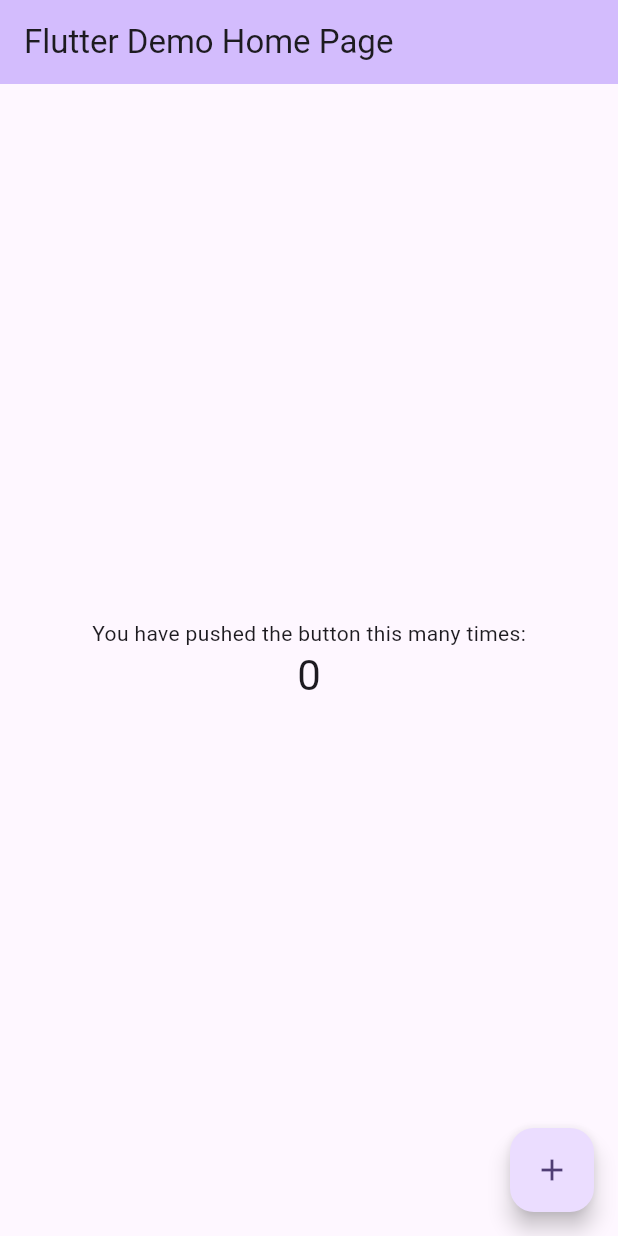
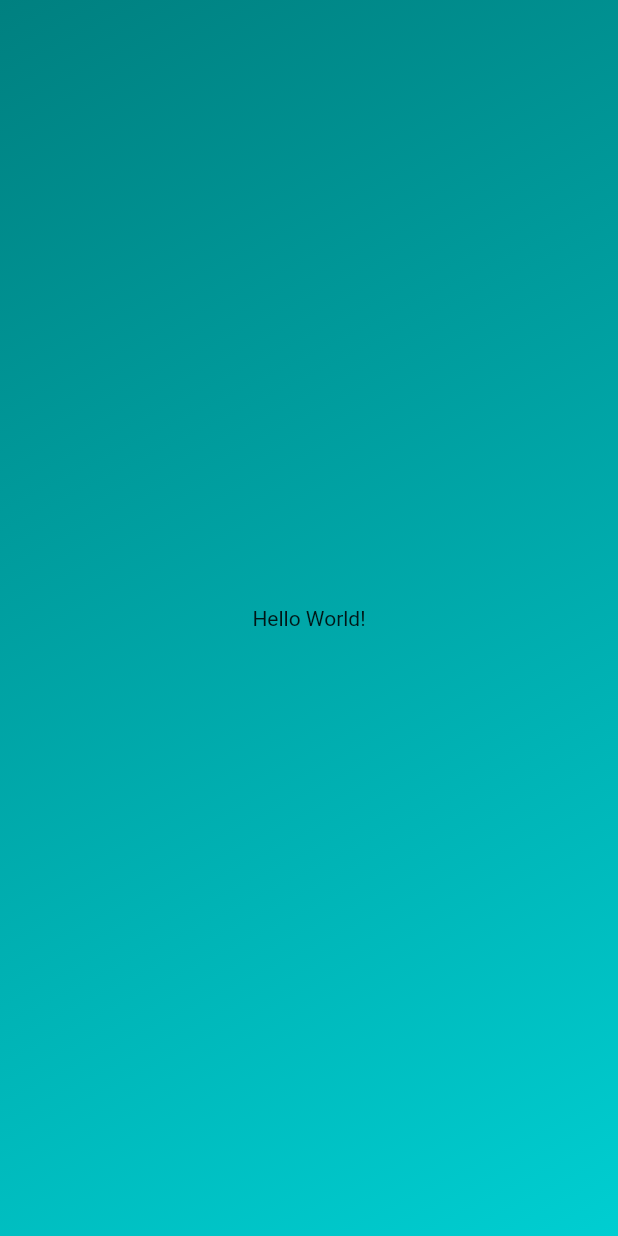
Before and after one commit to bluegrass322/learn-flutter, a Flutter app: the screen it shows after launch, on a phone screen of 412 x 824 dp. Run offline on Flutter 3.47's test engine with Material 2 defaults, Android fonts, the phone set to English and light mode, and no system bars.

Commit message:
create first layout

```diff
--- a/first_app/lib/main.dart
+++ b/first_app/lib/main.dart
@@ -1,125 +1,23 @@
 import 'package:flutter/material.dart';
 
 void main() {
-  runApp(const MyApp());
+  runApp(MaterialApp(
+    home: Scaffold(
+      body: Container(
+        decoration: const BoxDecoration(
+          gradient: LinearGradient(
+            colors: [
+              Color.fromRGBO(0, 128, 128, 1),
+              Color.fromRGBO(0, 206, 209, 1),
+            ],
+            begin: Alignment.topLeft,
+            end: Alignment.bottomRight,
+          )
+        ),
+        child: const Center(
+          child: Text('Hello World!'),
+        ),
+      )
+    ),
+  ));
 }
-
-class MyApp extends StatelessWidget {
-  const MyApp({super.key});
-
-  // This widget is the root of your application.
-  @override
-  Widget build(BuildContext context) {
-    return MaterialApp(
-      title: 'Flutter Demo',
-      theme: ThemeData(
-        // This is the theme of your application.
-        //
-        // TRY THIS: Try running your application with "flutter run". You'll see
-        // the application has a blue toolbar. Then, without quitting the app,
-        // try changing the seedColor in the colorScheme below to Colors.green
-        // and then invoke "hot reload" (save your changes or press the "hot
-        // reload" button in a Flutter-supported IDE, or press "r" if you used
-        // the command line to start the app).
-        //
-        // Notice that the counter didn't reset back to zero; the application
-        // state is not lost during the reload. To reset the state, use hot
-        // restart instead.
-        //
-        // This works for code too, not just values: Most code changes can be
-        // tested with just a hot reload.
-        colorScheme: ColorScheme.fromSeed(seedColor: Colors.deepPurple),
-        useMaterial3: true,
-      ),
-      home: const MyHomePage(title: 'Flutter Demo Home Page'),
-    );
-  }
-}
-
-class MyHomePage extends StatefulWidget {
-  const MyHomePage({super.key, required this.title});
-
-  // This widget is the home page of your application. It is stateful, meaning
-  // that it has a State object (defined below) that contains fields that affect
-  // how it looks.
-
-  // This class is the configuration for the state. It holds the values (in this
-  // case the title) provided by the parent (in this case the App widget) and
-  // used by the build method of the State. Fields in a Widget subclass are
-  // always marked "final".
-
-  final String title;
-
-  @override
-  State<MyHomePage> createState() => _MyHomePageState();
-}
-
-class _MyHomePageState extends State<MyHomePage> {
-  int _counter = 0;
-
-  void _incrementCounter() {
-    setState(() {
-      // This call to setState tells the Flutter framework that something has
-      // changed in this State, which causes it to rerun the build method below
-      // so that the display can reflect the updated values. If we changed
-      // _counter without calling setState(), then the build method would not be
-      // called again, and so nothing would appear to happen.
-      _counter++;
-    });
-  }
-
-  @override
-  Widget build(BuildContext context) {
-    // This method is rerun every time setState is called, for instance as done
-    // by the _incrementCounter method above.
-    //
-    // The Flutter framework has been optimized to make rerunning build methods
-    // fast, so that you can just rebuild anything that needs updating rather
-    // than having to individually change instances of widgets.
-    return Scaffold(
-      appBar: AppBar(
-        // TRY THIS: Try changing the color here to a specific color (to
-        // Colors.amber, perhaps?) and trigger a hot reload to see the AppBar
-        // change color while the other colors stay the same.
-        backgroundColor: Theme.of(context).colorScheme.inversePrimary,
-        // Here we take the value from the MyHomePage object that was created by
-        // the App.build method, and use it to set our appbar title.
-        title: Text(widget.title),
-      ),
-      body: Center(
-        // Center is a layout widget. It takes a single child and positions it
-        // in the middle of the parent.
-        child: Column(
-          // Column is also a layout widget. It takes a list of children and
-          // arranges them vertically. By default, it sizes itself to fit its
-          // children horizontally, and tries to be as tall as its parent.
-          //
-          // Column has various properties to control how it sizes itself and
-          // how it positions its children. Here we use mainAxisAlignment to
-          // center the children vertically; the main axis here is the vertical
-          // axis because Columns are vertical (the cross axis would be
-          // horizontal).
-          //
-          // TRY THIS: Invoke "debug painting" (choose the "Toggle Debug Paint"
-          // action in the IDE, or press "p" in the console), to see the
-          // wireframe for each widget.
-          mainAxisAlignment: MainAxisAlignment.center,
-          children: <Widget>[
-            const Text(
-              'You have pushed the button this many times:',
-            ),
-            Text(
-              '$_counter',
-              style: Theme.of(context).textTheme.headlineMedium,
-            ),
-          ],
-        ),
-      ),
-      floatingActionButton: FloatingActionButton(
-        onPressed: _incrementCounter,
-        tooltip: 'Increment',
-        child: const Icon(Icons.add),
-      ), // This trailing comma makes auto-formatting nicer for build methods.
-    );
-  }
-}
```
